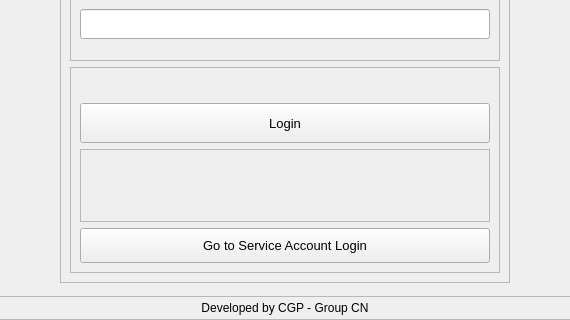
The window that config/ux.ui (upekshaip/medical-project-app) describes before a commit, drawn with Qt 5; both pictures show x 148 to 718 and y 380 to 700 of the 866 by 700 pixel window.
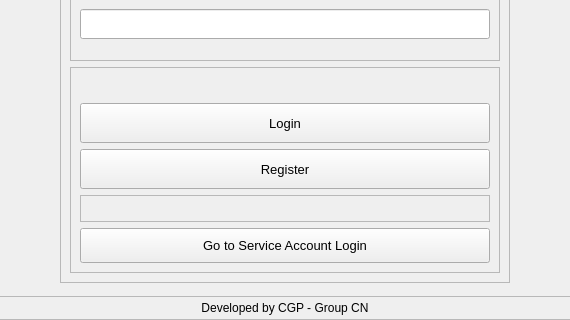
The same window after the commit. The open tabs and pages were chosen to show the change. Icons and pictures are not drawn.

The edit to the form file:
```diff
--- a/config/ux.ui
+++ b/config/ux.ui
@@ -430,6 +430,24 @@
                 </property>
                </widget>
               </item>
+              <item>
+               <widget class="QPushButton" name="doc_register">
+                <property name="minimumSize">
+                 <size>
+                  <width>0</width>
+                  <height>40</height>
+                 </size>
+                </property>
+                <property name="font">
+                 <font>
+                  <pointsize>10</pointsize>
+                 </font>
+                </property>
+                <property name="text">
+                 <string>Register</string>
+                </property>
+               </widget>
+              </item>
               <item>
                <widget class="QFrame" name="frame_108">
                 <property name="frameShape">
```
Left out of the diff: 2 changed lines with no effect on the pictures.
